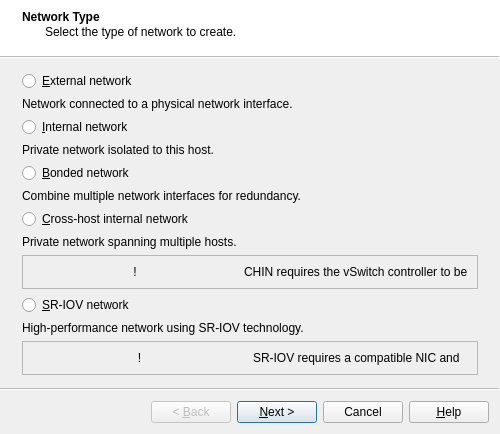
The window that src/xenadmin-ui/dialogs/newnetworkwizard.ui (benapetr/XenAdminQt) describes before a commit, drawn with Qt 5.
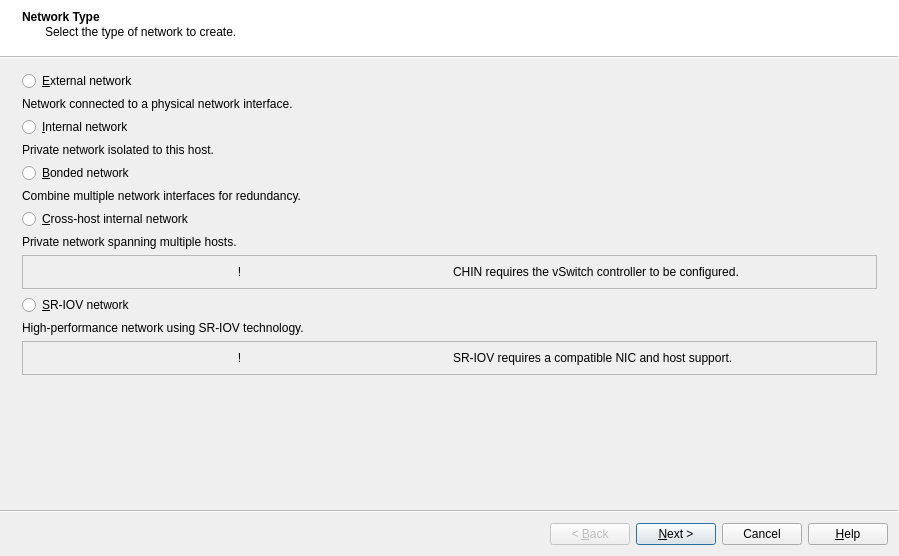
The same window after the commit. Custom widgets are drawn as their Qt base class.

What changed in the file:
```diff
--- a/src/xenadmin-ui/dialogs/newnetworkwizard.ui
+++ b/src/xenadmin-ui/dialogs/newnetworkwizard.ui
@@ -2,6 +2,14 @@
 <ui version="4.0">
  <class>NewNetworkWizard</class>
  <widget class="QWizard" name="NewNetworkWizard">
+  <property name="geometry">
+   <rect>
+    <x>0</x>
+    <y>0</y>
+    <width>899</width>
+    <height>556</height>
+   </rect>
+  </property>
   <property name="windowTitle">
    <string>New Network Wizard</string>
   </property>
@@ -609,6 +617,13 @@
    </layout>
   </widget>
  </widget>
+ <customwidgets>
+  <customwidget>
+   <class>BondDetailsWidget</class>
+   <extends>QWidget</extends>
+   <header>controls/bonddetailswidget.h</header>
+  </customwidget>
+ </customwidgets>
  <resources/>
  <connections/>
 </ui>
```
Left out of the diff: 223 changed lines with no effect on the pictures.
